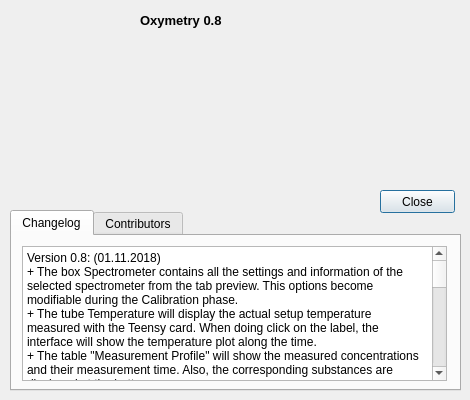
The window that panel_about.ui (CesarCarvajal/Oxymetry-Backup-2018) describes before a commit, drawn with Qt 5.
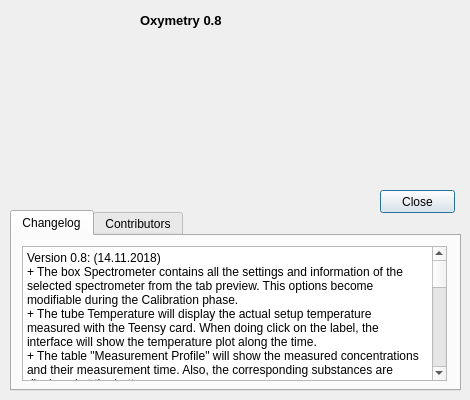
The same window after the commit.

Diff of the .ui file:
```diff
--- a/panel_about.ui
+++ b/panel_about.ui
@@ -163,12 +163,23 @@
       <bool>true</bool>
      </property>
      <property name="plainText">
-      <string>Version 0.8: (01.11.2018)
+      <string>Version 0.8: (14.11.2018)
 + The box Spectrometer contains all the settings and information of the selected spectrometer from the tab preview. This options become modifiable during the Calibration phase.
 + The tube Temperature will display the actual setup temperature measured with the Teensy card. When doing click on the label, the interface will show the temperature plot along the time.
 + The table &quot;Measurement Profile&quot; will show the measured concentrations and their measurement time. Also, the corresponding substances are displayed at the bottom.
-+ The 4 plots in the tab Live Data shows the current measured data of raw signal, the ratio, the FFt profile and the live signals average. 
-+ 
++ The 4 plots in the tab Live Data show the current measured data of raw signal, the ratio, the FFt profile and the live signals average. 
++ The 2 Plots in the tab Setup Status show the current temperature fo the setup and the measured FFT peaks.
++  The 3 plots in the tab Measurement Results show the 3D plot of the spectra, the normalized spectra and the prediction curve.
++ Load the folder containing the .FFT files measured with the setup.
++ Choose a repetition or a set of calibration or validation data manually with the mouse by clickling on the items, or by using the fast options in the check boxes.
++ Select the substance and other options as it will be for the predictions.
++ Check the 3D plots for the loaded information
++ Check the folder Analyze Data in the folder FFT Data of the measurements for the files Cal_Data.cal and Val_Data.val. 
++ The interval mode allows the user to select a specific time for the measurents, independent of the pumps.
++ The crossing mode allows the measurements of matrix of concentrations, for example 6 concentrations repeated 6 times and mixed randomly for a total of 36 combined measurements.
++ This file measurement summary is saved at the end of the measurements and contains a summary of the averaged signals during the measurements, as well as the temperature recorded.
+- FFT Plot was removed from the main interface and added to another tab.
++ Automatic adjustement of axis for 3D plots.
 
 Version 0.7.1: (30.07.2018)
 + Configuration Files with exclusive extension .csar
```
